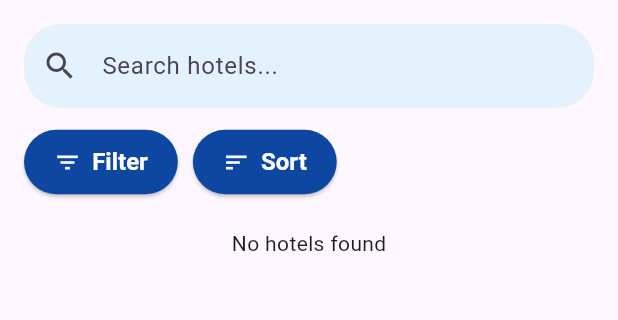
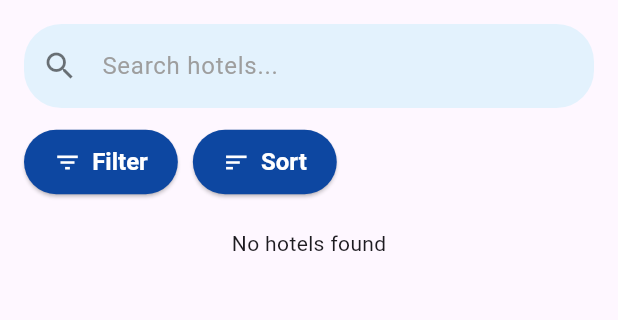
Before and after one commit to Tishar07/MauHotel, a Flutter app: the HomePage screen opened directly, on a phone screen of 412 x 824 dp, the part 117-437 px from its top. Run offline on Flutter 3.47's test engine with Material 3 defaults, Android fonts, the phone set to English and light mode, and no system bars; our stand-ins replace supabase_flutter; accounts and stored records are empty.

Commit message:
Changes in UI

```diff
--- a/lib/Components/search_bar.dart
+++ b/lib/Components/search_bar.dart
@@ -1,5 +1,6 @@
 import 'package:flutter/material.dart';
 import '../theme/app_theme.dart';
+import '../accessibility/accessibility_state.dart';
 
 class SearchBar extends StatelessWidget {
   final TextEditingController controller;
@@ -17,15 +18,30 @@ class SearchBar extends StatelessWidget {
 
   @override
   Widget build(BuildContext context) {
+    return AnimatedBuilder(
+      animation: AccessibilityState.rebuild,
+      builder: (context, _) {
+        final bool highContrast = AccessibilityState.contrast.value >= 2;
+
         return TextField(
           controller: controller,
           onSubmitted: onSubmitted,
+          style: TextStyle(color: highContrast ? Colors.white : Colors.black),
           decoration: InputDecoration(
             hintText: hintText,
-        prefixIcon: const Icon(Icons.search),
+            hintStyle: TextStyle(
+              color: highContrast ? Colors.white70 : Colors.grey,
+            ),
+            prefixIcon: Icon(
+              Icons.search,
+              color: highContrast ? Colors.white : Colors.black54,
+            ),
             suffixIcon: controller.text.isNotEmpty
                 ? IconButton(
-                icon: const Icon(Icons.clear),
+                    icon: Icon(
+                      Icons.clear,
+                      color: highContrast ? Colors.white : Colors.black54,
+                    ),
                     onPressed: () {
                       controller.clear();
                       onClear?.call();
@@ -33,12 +49,14 @@ class SearchBar extends StatelessWidget {
                   )
                 : null,
             filled: true,
-        fillColor: AppTheme.lightBlue,
+            fillColor: highContrast ? Colors.black : AppTheme.lightBlue,
             border: OutlineInputBorder(
               borderRadius: BorderRadius.circular(25),
               borderSide: BorderSide.none,
             ),
           ),
         );
+      },
+    );
   }
 }
--- a/lib/Pages/home_page.dart
+++ b/lib/Pages/home_page.dart
@@ -217,12 +217,7 @@ class _HomePageState extends State<HomePage> {
     FontWeight? fontWeight,
     Color? color,
   }) {
-    return TextStyle(
-      fontSize: fontSize,
-      fontWeight: fontWeight,
-      color: color,
-      fontFamily: AccessibilityState.dyslexiaFont.value ? 'OpenDyslexic' : null,
-    );
+    return TextStyle(fontSize: fontSize, fontWeight: fontWeight, color: color);
   }
 
   // -------------------- UI --------------------
@@ -366,9 +361,6 @@ class _HotelCard extends StatelessWidget {
                               fontSize: 16,
                               fontWeight: FontWeight.bold,
                               color: highContrast ? Colors.white : Colors.black,
-                              fontFamily: AccessibilityState.dyslexiaFont.value
-                                  ? 'OpenDyslexic'
-                                  : null,
                             ),
                           ),
                           SizedBox(height: AccessibilityState.gap(4)),
@@ -394,10 +386,6 @@ class _HotelCard extends StatelessWidget {
                                   color: highContrast
                                       ? Colors.white
                                       : Colors.black,
-                                  fontFamily:
-                                      AccessibilityState.dyslexiaFont.value
-                                      ? 'OpenDyslexic'
-                                      : null,
                                 ),
                               ),
                               const SizedBox(width: 6),
@@ -408,10 +396,6 @@ class _HotelCard extends StatelessWidget {
                                   color: highContrast
                                       ? Colors.white70
                                       : Colors.grey,
-                                  fontFamily:
-                                      AccessibilityState.dyslexiaFont.value
-                                      ? 'OpenDyslexic'
-                                      : null,
                                 ),
                               ),
                             ],
@@ -425,9 +409,6 @@ class _HotelCard extends StatelessWidget {
                               color: highContrast
                                   ? Colors.white
                                   : Colors.black87,
-                              fontFamily: AccessibilityState.dyslexiaFont.value
-                                  ? 'OpenDyslexic'
-                                  : null,
                             ),
                           ),
                           SizedBox(height: AccessibilityState.gap(8)),
@@ -439,9 +420,6 @@ class _HotelCard extends StatelessWidget {
                               color: highContrast
                                   ? Colors.white
                                   : AppTheme.primaryBlue,
-                              fontFamily: AccessibilityState.dyslexiaFont.value
-                                  ? 'OpenDyslexic'
-                                  : null,
                             ),
                           ),
                         ],
--- a/lib/accessibility/accessibility_state.dart
+++ b/lib/accessibility/accessibility_state.dart
@@ -4,7 +4,6 @@ class AccessibilityState {
   static final ValueNotifier<int> contrast = ValueNotifier(1);
   static final ValueNotifier<int> textSize = ValueNotifier(1);
   static final ValueNotifier<int> spacing = ValueNotifier(1);
-  static final ValueNotifier<bool> dyslexiaFont = ValueNotifier(false);
 
   static void cycle(ValueNotifier<int> notifier, int max) {
     notifier.value = notifier.value % max + 1;
@@ -14,7 +13,6 @@ class AccessibilityState {
     contrast.value = 1;
     textSize.value = 1;
     spacing.value = 1;
-    dyslexiaFont.value = false;
   }
 
   // =========================
@@ -40,9 +38,5 @@ class AccessibilityState {
     return base * spacingScale();
   }
 
-  static final Listenable rebuild = Listenable.merge([
-    contrast,
-    spacing,
-    dyslexiaFont,
-  ]);
+  static final Listenable rebuild = Listenable.merge([contrast, spacing]);
 }
```
Also changed, not shown: lib/Pages/add_review_page.dart (+9 -6 lines), lib/Pages/hotel_details_page.dart (+33 -2 lines). Lines whose indentation alone changed are shown as unchanged.
